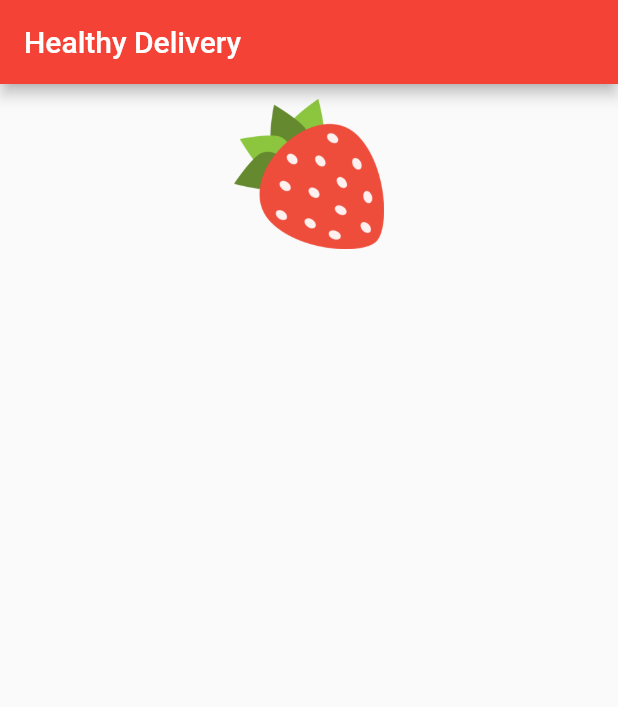
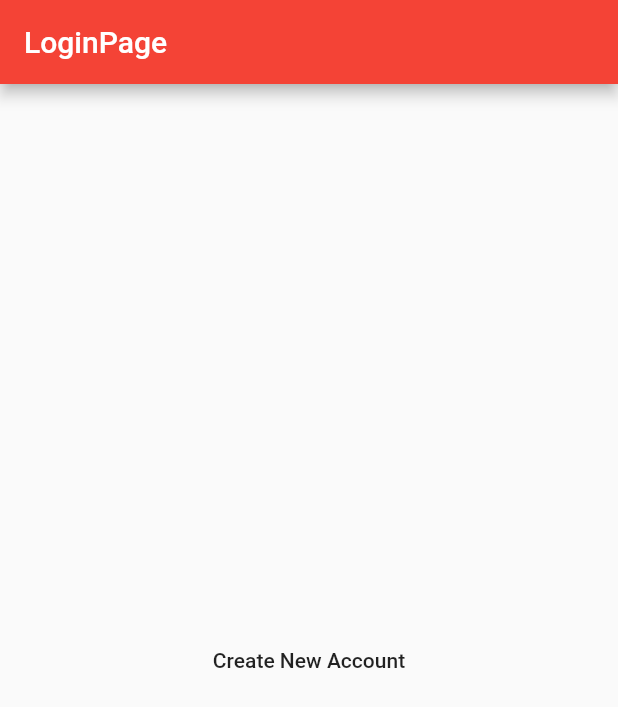
Before and after one commit to mffernando/healthy_delivery, a Flutter app: the screen it shows after launch, on a phone screen of 412 x 824 dp. Shown: the top 707 px of the screen. Run offline on Flutter 3.47's test engine with Material 2 defaults, Android fonts, the light colour scheme and no system bars; our stand-ins replace firebase_auth, firebase_core; accounts and stored records are empty.

Commit message:
homepage and loginpage, signInAnonymously and SignOut.

```diff
--- a/lib/main.dart
+++ b/lib/main.dart
@@ -1,6 +1,8 @@
+import 'package:firebase_auth/firebase_auth.dart';
+import 'package:firebase_core/firebase_core.dart';
 import 'package:flutter/material.dart';
-
-import 'src/authentication.dart';
+import 'package:healthy_delivery/screens/homepage.dart';
+import 'package:healthy_delivery/screens/loginpage.dart';
 
 void main() {
   runApp(const MyApp());
@@ -17,30 +19,61 @@ class MyApp extends StatelessWidget {
       theme: ThemeData(
         primarySwatch: Colors.red,
       ),
-      home: const HomePage(),
+      home: MainPage(),
     );
   }
 }
 
-class HomePage extends StatelessWidget {
-  const HomePage({Key? key}) : super(key: key);
+class MainPage extends StatelessWidget {
+  // const MainPage({Key? key}) : super(key: key);
+
+  final Future<FirebaseApp> _initialization = Firebase.initializeApp();
 
   @override
   Widget build(BuildContext context) {
-    return Scaffold(
-      appBar: AppBar(
-        title: const Text('Healthy Delivery'),
-      ),
-      body: ListView(
-        children: <Widget>[
-          const SizedBox(height: 10),
-          Image.asset(
-              'assets/strawberry.png',
-              height: 100,
-              width: 100),
-          const SizedBox(height: 10),
-        ],
-      ),
+    return FutureBuilder(
+      future: _initialization,
+      builder: (context, snapshot) {
+        if(snapshot.hasError) {
+          return Scaffold(
+            body: Center(
+              child: Text("Error: ${snapshot.error}"),
+            ),
+          );
+        }
+
+        if(snapshot.connectionState == ConnectionState.done) {
+          return StreamBuilder(
+            stream: FirebaseAuth.instance.authStateChanges(),
+            builder: (context, snapshot) {
+              if(snapshot.connectionState == ConnectionState.active) {
+                Object? user = snapshot.data;
+
+                if(user == null) {
+                  return LoginPage();
+                } else {
+                  return HomePage();
+                }
+
+              }
+
+              return const Scaffold(
+                body: Center(
+                  child: Text("Auth"),
+                ),
+              );
+
+            },
+          );
+        }
+
+        return const Scaffold(
+          body: Center(
+            child: Text("Connecting to the app"),
+          ),
+        );
+
+      },
     );
   }
 }
--- /dev/null
+++ b/lib/screens/loginpage.dart
@@ -0,0 +1,39 @@
+import 'package:firebase_auth/firebase_auth.dart';
+import 'package:flutter/material.dart';
+
+class LoginPage extends StatefulWidget {
+  const LoginPage({Key? key}) : super(key: key);
+
+  @override
+  _LoginPageState createState() => _LoginPageState();
+}
+
+class _LoginPageState extends State<LoginPage> {
+
+  Future<void> _createUser() async {
+    try {
+      //Anonymously
+      UserCredential userCredential = await FirebaseAuth.instance.signInAnonymously();
+      print("User: $userCredential");
+    } on FirebaseAuthException catch(e) {
+      print("Error: $e");
+    } catch(e) {
+      print("Error: $e");
+    }
+  }
+
+  @override
+  Widget build(BuildContext context) {
+    return Scaffold(
+      appBar: AppBar(
+        title: Text("LoginPage"),
+      ),
+      body: Center(
+        child: MaterialButton(
+          onPressed: _createUser,
+          child: Text("Create New Account"),
+        ),
+      ),
+    );
+  }
+}
--- a/pubspec.yaml
+++ b/pubspec.yaml
@@ -29,6 +29,8 @@ environment:
 dependencies:
   flutter:
     sdk: flutter
+  firebase_core: ^1.6.0
+  firebase_auth: ^3.1.1
 
 
   # The following adds the Cupertino Icons font to your application.
```
Also changed, not shown: lib/screens/homepage.dart (added, +28 -0 lines), lib/src/authentication.dart (deleted, +0 -19 lines), pubspec.lock, 2 other files.
